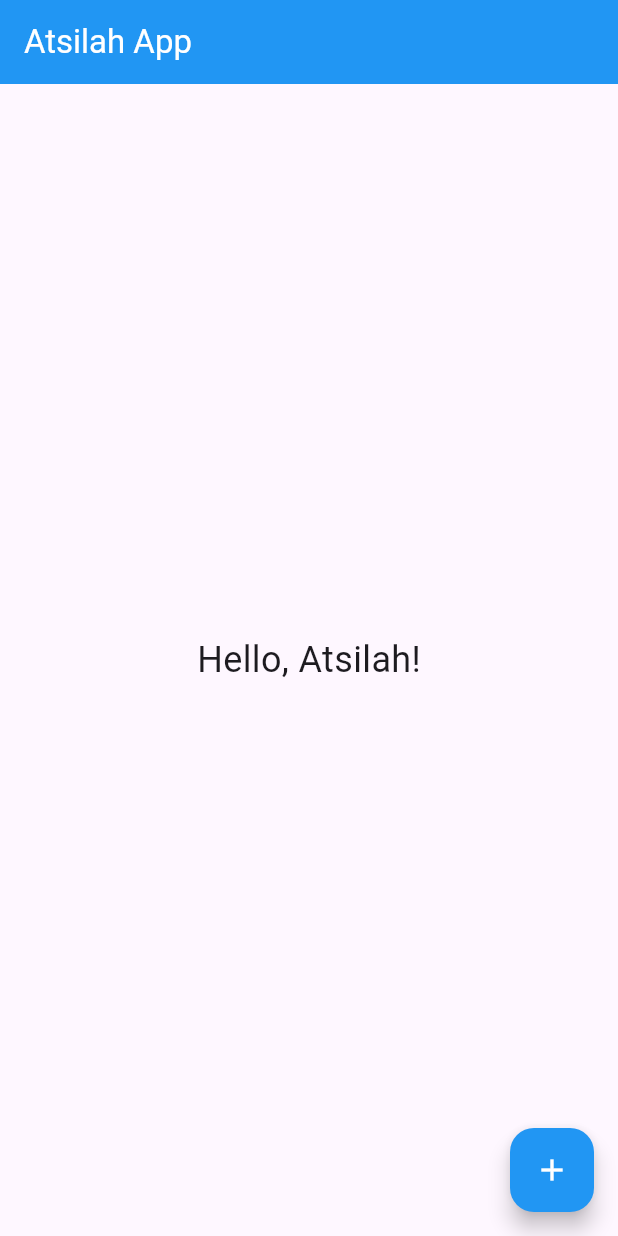
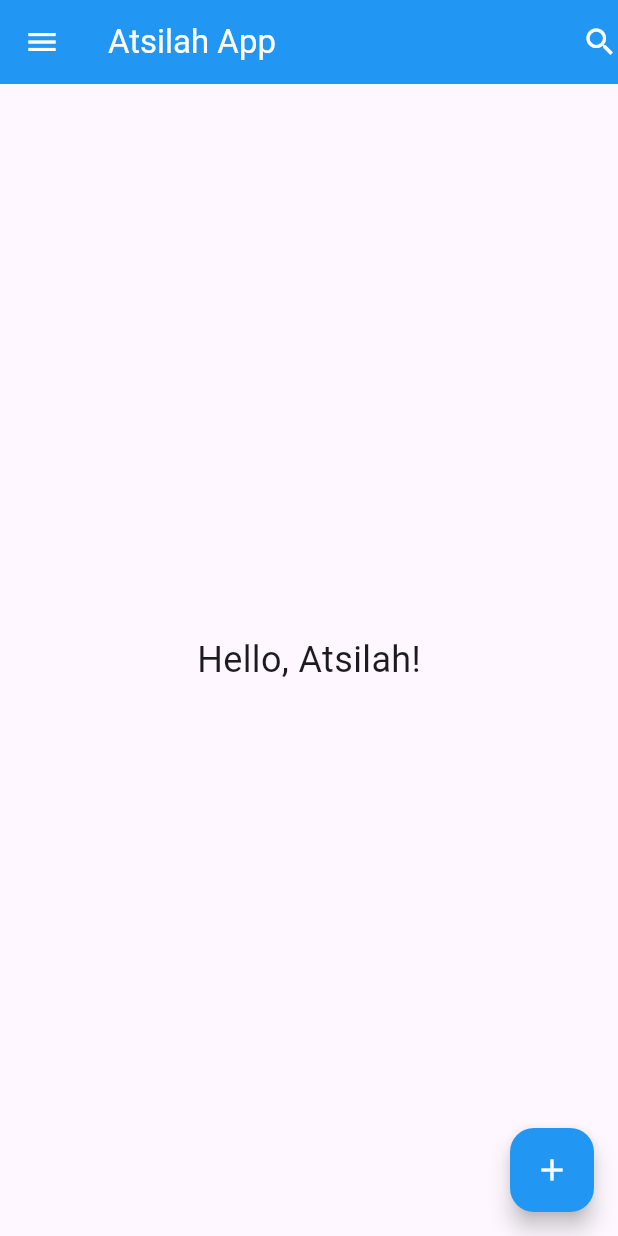
Before and after one commit to atslhamny/PemrogramanMobile, a Flutter app: the screen it shows after launch, on a phone screen of 412 x 824 dp. Run offline on Flutter 3.47's test engine with Material 3 defaults, Android fonts, the phone set to English and light mode, and no system bars.

Commit message:
PRJ6: Dasar Widget. add AppBar

```diff
--- a/project6flutter/lib/main.dart
+++ b/project6flutter/lib/main.dart
@@ -16,6 +16,11 @@ class AtsilahApp extends StatelessWidget {
           ),
           backgroundColor: Colors.blue,
           foregroundColor: Colors.white,
+          leading: Icon(Icons.menu),
+          actions: [
+            Icon(Icons.search),
+            // Icons(Icons.more_vert),
+          ],
         ),
         body: const Center(
           child: Text(
```
